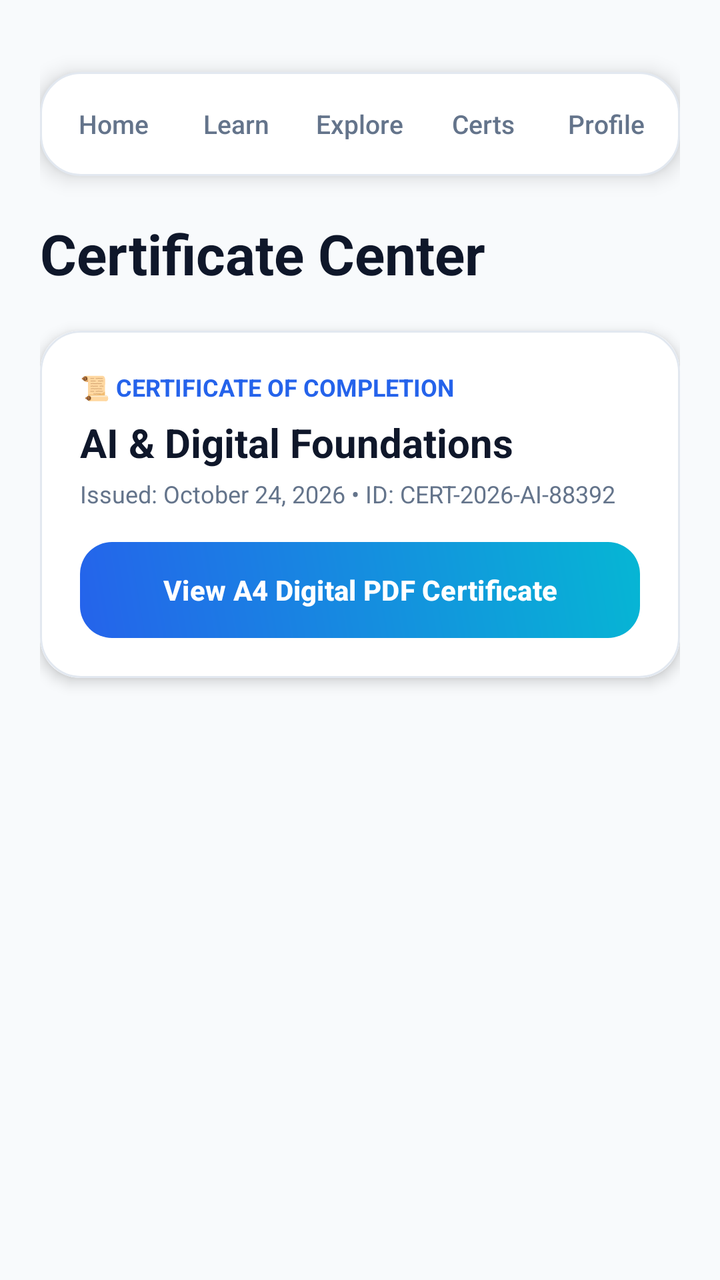
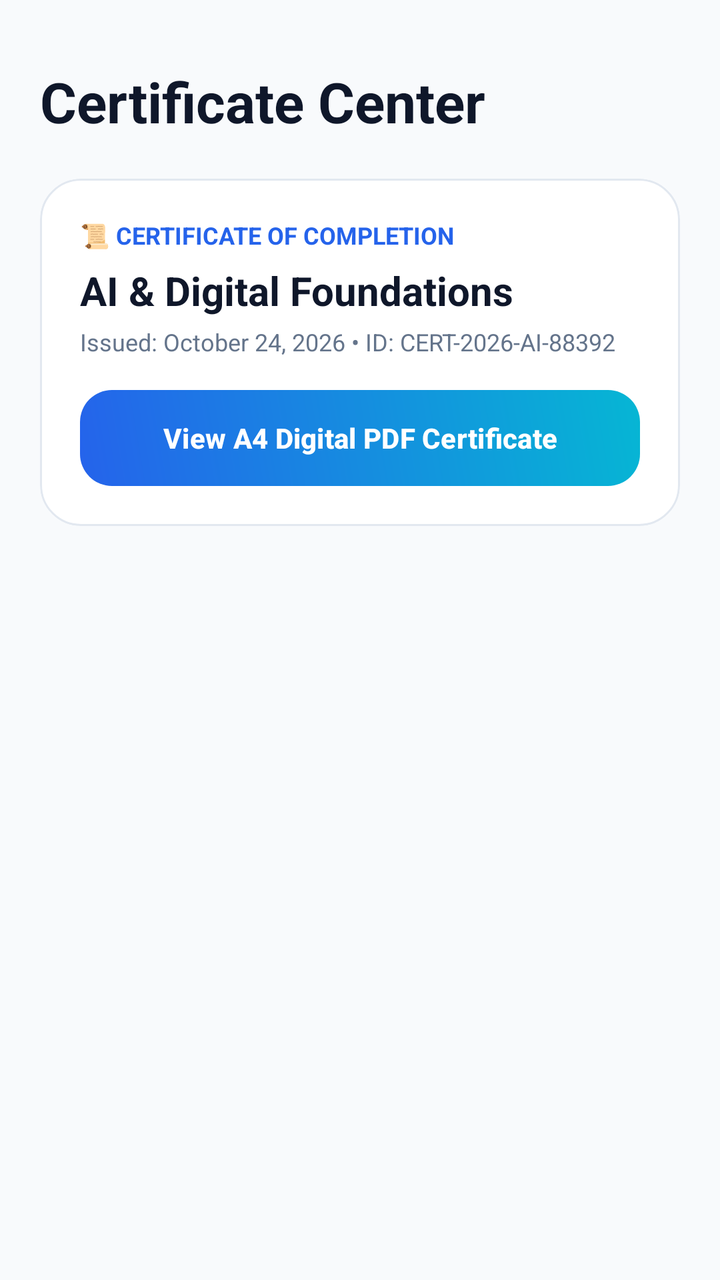

An Android layout rendered at two revisions. The XML below is the earlier revision; the diff shows what the commit changed to produce the second picture.
<!-- AndroidManifest.xml: application theme Theme.CertifAI -->
<!-- res/layout/fragment_certificates.xml -->
<?xml version="1.0" encoding="utf-8"?>
<androidx.constraintlayout.widget.ConstraintLayout xmlns:android="http://schemas.android.com/apk/res/android"
    xmlns:app="http://schemas.android.com/apk/res-auto"
    android:layout_width="match_parent"
    android:layout_height="match_parent"
    android:background="@color/bg_light"
    android:padding="20dp">

    <include
        android:id="@+id/includeTopNav"
        layout="@layout/view_top_nav"
        android:layout_width="0dp"
        android:layout_height="52dp"
        android:layout_marginTop="16dp"
        app:layout_constraintEnd_toEndOf="parent"
        app:layout_constraintStart_toStartOf="parent"
        app:layout_constraintTop_toTopOf="parent" />

    <TextView
        android:id="@+id/tvTitle"
        android:layout_width="0dp"
        android:layout_height="wrap_content"
        android:layout_marginTop="20dp"
        android:text="Certificate Center"
        android:textColor="@color/text_primary_light"
        android:textSize="28sp"
        android:textStyle="bold"
        app:layout_constraintEnd_toEndOf="parent"
        app:layout_constraintStart_toStartOf="parent"
        app:layout_constraintTop_toBottomOf="@id/includeTopNav" />

    <androidx.cardview.widget.CardView
        android:id="@+id/cardCert1"
        android:layout_width="0dp"
        android:layout_height="wrap_content"
        android:layout_marginTop="20dp"
        app:cardBackgroundColor="@color/surface_light"
        app:cardCornerRadius="20dp"
        app:cardElevation="4dp"
        app:layout_constraintEnd_toEndOf="parent"
        app:layout_constraintStart_toStartOf="parent"
        app:layout_constraintTop_toBottomOf="@id/tvTitle">

        <LinearLayout
            android:layout_width="match_parent"
            android:layout_height="wrap_content"
            android:background="@drawable/bg_glossy_surface"
            android:orientation="vertical"
            android:padding="20dp">

            <TextView
                android:layout_width="wrap_content"
                android:layout_height="wrap_content"
                android:text="📜 CERTIFICATE OF COMPLETION"
                android:textColor="@color/electric_blue"
                android:textSize="12sp"
                android:textStyle="bold" />

            <TextView
                android:layout_width="wrap_content"
                android:layout_height="wrap_content"
                android:layout_marginTop="6dp"
                android:text="AI &amp; Digital Foundations"
                android:textColor="@color/text_primary_light"
                android:textSize="20sp"
                android:textStyle="bold" />

            <TextView
                android:layout_width="wrap_content"
                android:layout_height="wrap_content"
                android:layout_marginTop="4dp"
                android:text="Issued: October 24, 2026 • ID: CERT-2026-AI-88392"
                android:textColor="@color/text_secondary_light"
                android:textSize="12sp" />

            <Button
                android:id="@+id/btnViewCert"
                android:layout_width="match_parent"
                android:layout_height="48dp"
                android:layout_marginTop="16dp"
                android:background="@drawable/bg_primary_button"
                android:text="View A4 Digital PDF Certificate"
                android:textAllCaps="false"
                android:textColor="@color/white"
                android:textSize="14sp"
                android:textStyle="bold"
                app:backgroundTint="@null" />

        </LinearLayout>
    </androidx.cardview.widget.CardView>

</androidx.constraintlayout.widget.ConstraintLayout>
<!-- res/layout/view_top_nav.xml (included above) -->
<?xml version="1.0" encoding="utf-8"?>
<LinearLayout xmlns:android="http://schemas.android.com/apk/res/android"
    android:id="@+id/llTopNavTabs"
    android:layout_width="match_parent"
    android:layout_height="52dp"
    android:background="@drawable/bg_glossy_surface"
    android:elevation="6dp"
    android:gravity="center"
    android:orientation="horizontal"
    android:padding="6dp">

    <TextView
        android:id="@+id/tabHome"
        android:layout_width="0dp"
        android:layout_height="match_parent"
        android:layout_weight="1"
        android:fontFamily="sans-serif-medium"
        android:gravity="center"
        android:text="Home"
        android:textColor="@color/text_secondary_light"
        android:textSize="13sp" />

    <TextView
        android:id="@+id/tabLearn"
        android:layout_width="0dp"
        android:layout_height="match_parent"
        android:layout_weight="1"
        android:fontFamily="sans-serif-medium"
        android:gravity="center"
        android:text="Learn"
        android:textColor="@color/text_secondary_light"
        android:textSize="13sp" />

    <TextView
        android:id="@+id/tabExplore"
        android:layout_width="0dp"
        android:layout_height="match_parent"
        android:layout_weight="1"
        android:fontFamily="sans-serif-medium"
        android:gravity="center"
        android:text="Explore"
        android:textColor="@color/text_secondary_light"
        android:textSize="13sp" />

    <TextView
        android:id="@+id/tabCertificates"
        android:layout_width="0dp"
        android:layout_height="match_parent"
        android:layout_weight="1"
        android:fontFamily="sans-serif-medium"
        android:gravity="center"
        android:text="Certs"
        android:textColor="@color/text_secondary_light"
        android:textSize="13sp" />

    <TextView
        android:id="@+id/tabProfile"
        android:layout_width="0dp"
        android:layout_height="match_parent"
        android:layout_weight="1"
        android:fontFamily="sans-serif-medium"
        android:gravity="center"
        android:text="Profile"
        android:textColor="@color/text_secondary_light"
        android:textSize="13sp" />
</LinearLayout>
<!-- resources referenced by this layout -->
<resources>
  <color name="bg_light">#F8FAFC</color>
  <color name="electric_blue">#2563EB</color>
  <color name="surface_light">#FFFFFF</color>
  <color name="text_primary_light">#0F172A</color>
  <color name="text_secondary_light">#64748B</color>
  <color name="white">#FFFFFFFF</color>
  <!-- drawable bg_glossy_surface (drawable) -->
  <?xml version="1.0" encoding="utf-8"?>
  <shape xmlns:android="http://schemas.android.com/apk/res/android"
      android:shape="rectangle">
      <solid android:color="@color/surface_light" />
      <corners android:radius="20dp" />
      <stroke
          android:width="1dp"
          android:color="@color/border_light" />
  </shape>
  <!-- drawable bg_primary_button (drawable) -->
  <?xml version="1.0" encoding="utf-8"?>
  <shape xmlns:android="http://schemas.android.com/apk/res/android"
      android:shape="rectangle">
      <gradient
          android:angle="45"
          android:endColor="@color/cyan_accent"
          android:startColor="@color/electric_blue" />
      <corners android:radius="16dp" />
  </shape>
  <style name="Theme.CertifAI" parent="Base.Theme.CertifAI" />
  <color name="border_light">#E2E8F0</color>
  <color name="cyan_accent">#06B6D4</color>
  <style name="Base.Theme.CertifAI" parent="Theme.Material3.DayNight.NoActionBar">
          <item name="colorPrimary">@color/electric_blue</item>
          <item name="colorOnPrimary">@color/white</item>
          <item name="colorSecondary">@color/cyan_accent</item>
          <item name="android:statusBarColor">@color/bg_light</item>
          <item name="android:windowLightStatusBar">true</item>
          <item name="android:windowBackground">@color/bg_light</item>
      </style>
</resources>

<!-- the commit's change to res/layout/fragment_certificates.xml (unified diff, before → after) -->
@@ -6,28 +6,18 @@
     android:background="@color/bg_light"
     android:padding="20dp">
 
-    <include
-        android:id="@+id/includeTopNav"
-        layout="@layout/view_top_nav"
-        android:layout_width="0dp"
-        android:layout_height="52dp"
-        android:layout_marginTop="16dp"
-        app:layout_constraintEnd_toEndOf="parent"
-        app:layout_constraintStart_toStartOf="parent"
-        app:layout_constraintTop_toTopOf="parent" />
-
     <TextView
         android:id="@+id/tvTitle"
         android:layout_width="0dp"
         android:layout_height="wrap_content"
-        android:layout_marginTop="20dp"
+        android:layout_marginTop="12dp"
         android:text="Certificate Center"
         android:textColor="@color/text_primary_light"
         android:textSize="28sp"
         android:textStyle="bold"
         app:layout_constraintEnd_toEndOf="parent"
         app:layout_constraintStart_toStartOf="parent"
-        app:layout_constraintTop_toBottomOf="@id/includeTopNav" />
+        app:layout_constraintTop_toTopOf="parent" />
 
     <androidx.cardview.widget.CardView
         android:id="@+id/cardCert1"
@@ -36,7 +26,7 @@
         android:layout_marginTop="20dp"
         app:cardBackgroundColor="@color/surface_light"
         app:cardCornerRadius="20dp"
-        app:cardElevation="4dp"
+        app:cardElevation="0dp"
         app:layout_constraintEnd_toEndOf="parent"
         app:layout_constraintStart_toStartOf="parent"
         app:layout_constraintTop_toBottomOf="@id/tvTitle">
@@ -90,70 +80,3 @@
     </androidx.cardview.widget.CardView>
 
 </androidx.constraintlayout.widget.ConstraintLayout>
-<!-- res/layout/view_top_nav.xml (included above) -->
-<?xml version="1.0" encoding="utf-8"?>
-<LinearLayout xmlns:android="http://schemas.android.com/apk/res/android"
-    android:id="@+id/llTopNavTabs"
-    android:layout_width="match_parent"
-    android:layout_height="52dp"
-    android:background="@drawable/bg_glossy_surface"
-    android:elevation="6dp"
-    android:gravity="center"
-    android:orientation="horizontal"
-    android:padding="6dp">
-
-    <TextView
-        android:id="@+id/tabHome"
-        android:layout_width="0dp"
-        android:layout_height="match_parent"
-        android:layout_weight="1"
-        android:fontFamily="sans-serif-medium"
-        android:gravity="center"
-        android:text="Home"
-        android:textColor="@color/text_secondary_light"
-        android:textSize="13sp" />
-
-    <TextView
-        android:id="@+id/tabLearn"
-        android:layout_width="0dp"
-        android:layout_height="match_parent"
-        android:layout_weight="1"
-        android:fontFamily="sans-serif-medium"
-        android:gravity="center"
-        android:text="Learn"
-        android:textColor="@color/text_secondary_light"
-        android:textSize="13sp" />
-
-    <TextView
-        android:id="@+id/tabExplore"
-        android:layout_width="0dp"
-        android:layout_height="match_parent"
-        android:layout_weight="1"
-        android:fontFamily="sans-serif-medium"
-        android:gravity="center"
-        android:text="Explore"
-        android:textColor="@color/text_secondary_light"
-        android:textSize="13sp" />
-
-    <TextView
-        android:id="@+id/tabCertificates"
-        android:layout_width="0dp"
-        android:layout_height="match_parent"
-        android:layout_weight="1"
-        android:fontFamily="sans-serif-medium"
-        android:gravity="center"
-        android:text="Certs"
-        android:textColor="@color/text_secondary_light"
-        android:textSize="13sp" />
-
-    <TextView
-        android:id="@+id/tabProfile"
-        android:layout_width="0dp"
-        android:layout_height="match_parent"
-        android:layout_weight="1"
-        android:fontFamily="sans-serif-medium"
-        android:gravity="center"
-        android:text="Profile"
-        android:textColor="@color/text_secondary_light"
-        android:textSize="13sp" />
-</LinearLayout>
